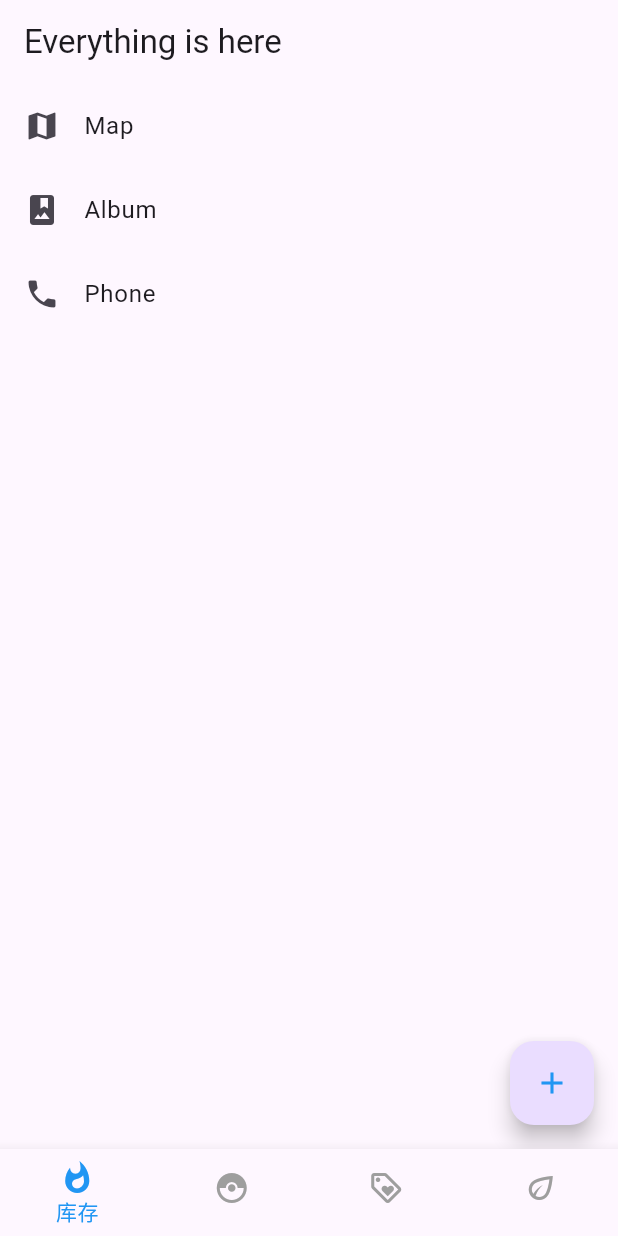
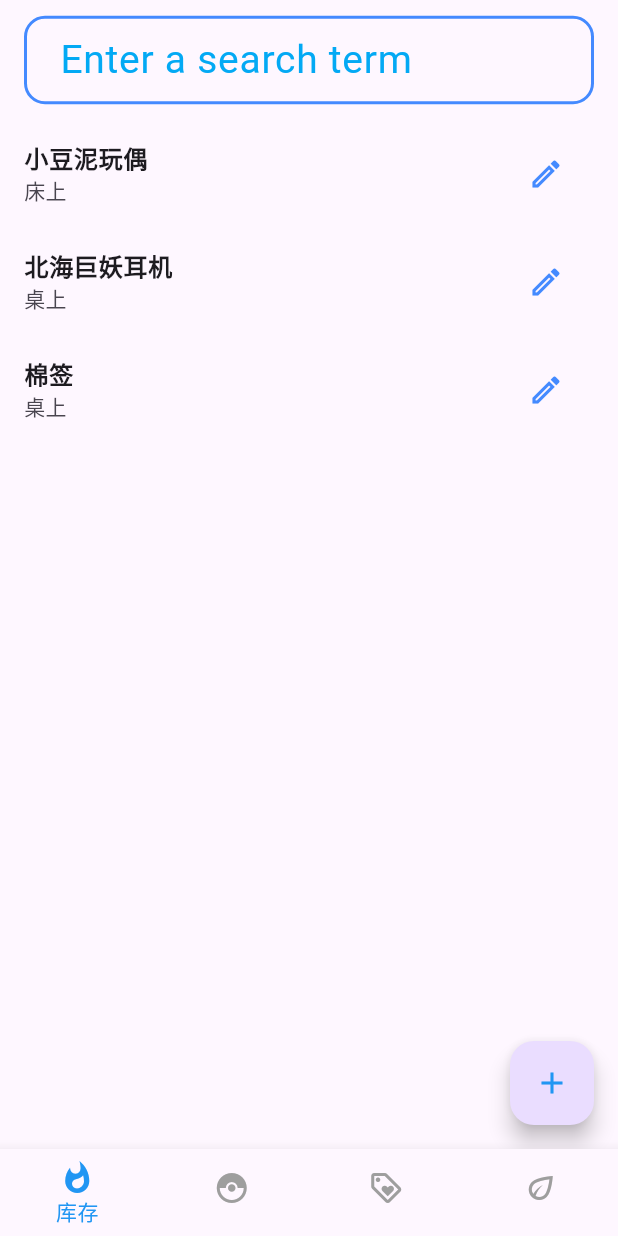
Before and after one commit to lonastation/corvus, a Flutter app: the screen it shows after launch, on a phone screen of 412 x 824 dp. Run offline on Flutter 3.47's test engine with Material 2 defaults, Android fonts, the phone set to English and light mode, and no system bars; our stand-ins replace sqflite; accounts and stored records are empty.

Commit message:
stock: search text field

```diff
--- a/lib/stock_tab.dart
+++ b/lib/stock_tab.dart
@@ -10,17 +10,36 @@ class StockTab extends StatefulWidget {
     return _StockTabState();
   }
 }
+
 class _StockTabState extends State<StockTab> {
-
   @override
   void initState() {
     super.initState();
   }
+
   @override
   Widget build(BuildContext context) {
     return Scaffold(
       appBar: AppBar(
-        title: const Text('Everything is here'),
+        toolbarHeight: 80,
+        title: const TextField(
+          decoration: InputDecoration(
+              enabledBorder: OutlineInputBorder(
+                borderSide: BorderSide(color: Colors.blueAccent, width: 2.0),
+                borderRadius: BorderRadius.all(Radius.circular(14.0)),
+              ),
+              focusedBorder: OutlineInputBorder(
+                  borderSide: BorderSide(color: Colors.blueAccent, width: 2.0),
+                  borderRadius: BorderRadius.all(Radius.circular(14.0))),
+              hintText: 'Enter a search term',
+              hintStyle: TextStyle(
+                color: Colors.lightBlue,
+                fontWeight: FontWeight.normal,
+                fontSize: 26,
+              ),
+              contentPadding:
+                  EdgeInsets.symmetric(vertical: 10, horizontal: 20)),
+        ),
       ),
       floatingActionButton: FloatingActionButton(
         onPressed: () {
@@ -31,24 +50,46 @@ class _StockTabState extends State<StockTab> {
               ));
         },
         foregroundColor: Colors.blue,
-        child: const Icon(
-          Icons.add
-        ),
+        child: const Icon(Icons.add),
       ),
       floatingActionButtonLocation: FloatingActionButtonLocation.endFloat,
       body: ListView(
-        children: const <Widget>[
+        children: <Widget>[
           ListTile(
-            leading: Icon(Icons.map),
-            title: Text('Map'),
+            title: const Text(
+              '小豆泥玩偶',
+              style: TextStyle(fontWeight: FontWeight.bold),
+            ),
+            trailing: IconButton(
+              color: Colors.blueAccent,
+              onPressed: () {},
+              icon: const Icon(Icons.create_outlined),
+            ),
+            subtitle: const Text('床上'),
           ),
           ListTile(
-            leading: Icon(Icons.photo_album),
-            title: Text('Album'),
+            title: const Text(
+              '北海巨妖耳机',
+              style: TextStyle(fontWeight: FontWeight.bold),
+            ),
+            trailing: IconButton(
+              color: Colors.blueAccent,
+              onPressed: () {},
+              icon: const Icon(Icons.create_outlined),
+            ),
+            subtitle: const Text('桌上'),
           ),
           ListTile(
-            leading: Icon(Icons.phone),
-            title: Text('Phone'),
+            title: const Text(
+              '棉签',
+              style: TextStyle(fontWeight: FontWeight.bold),
+            ),
+            trailing: IconButton(
+              color: Colors.blueAccent,
+              onPressed: () {},
+              icon: const Icon(Icons.create_outlined),
+            ),
+            subtitle: const Text('桌上'),
           ),
         ],
       ),
```
